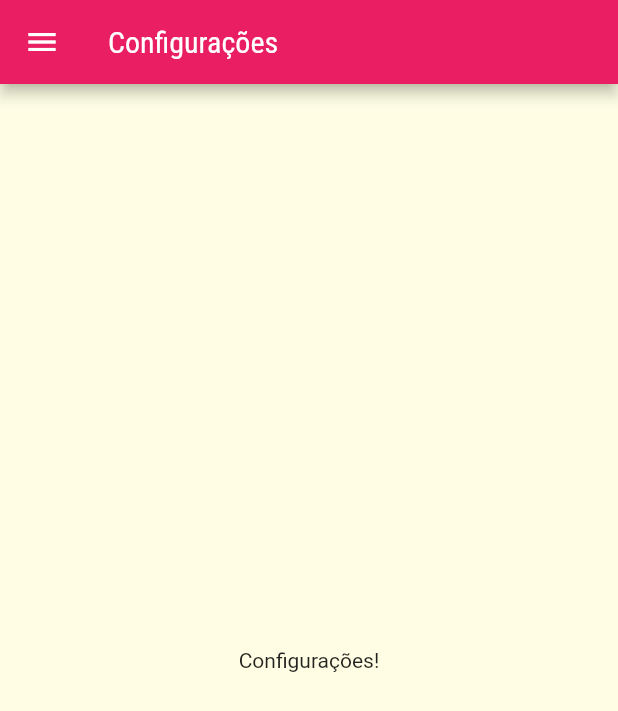
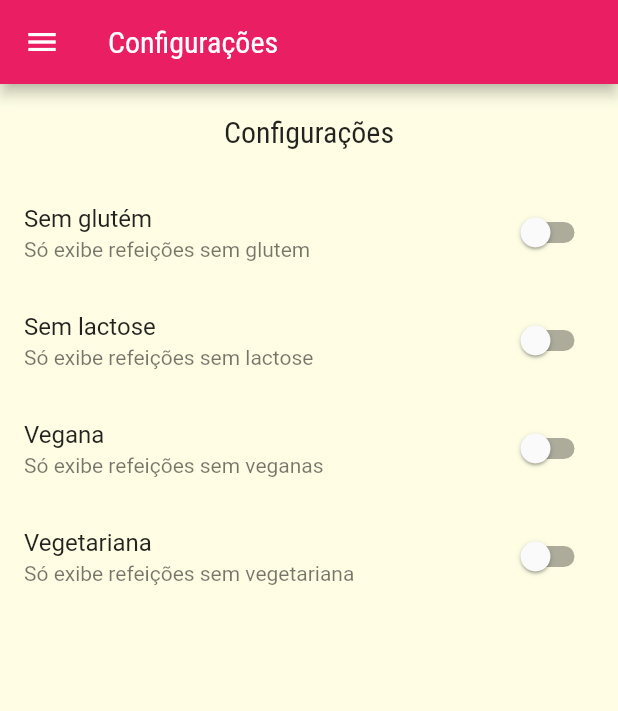
Before and after one commit to PabloVKF/flutter_meals, a Flutter app: the SettingsScreen screen opened by its route, on a phone screen of 412 x 824 dp. Shown: the top 711 px of the screen. Run offline on Flutter 3.47's test engine with Material 2 defaults, Android fonts, the light colour scheme and no system bars; network calls fail.

Commit message:
Concluidí a parte de configurações

```diff
--- a/lib/main.dart
+++ b/lib/main.dart
@@ -1,4 +1,6 @@
 import 'package:flutter/material.dart';
+import 'package:meals/data/dummy_data.dart';
+import 'package:meals/models/settings.dart';
 import 'package:meals/screens/categories_meals_screen.dart';
 import 'package:meals/screens/categories_screen.dart';
 import 'package:meals/screens/meal_detail_screen.dart';
@@ -6,36 +8,56 @@ import 'package:meals/screens/settings_screen.dart';
 import 'package:meals/screens/tabs_screen.dart';
 import 'package:meals/utils/app_routes.dart';
 
+import 'models/meal.dart';
+
 void main() => runApp(MyApp());
 
-class MyApp extends StatelessWidget {
+class MyApp extends StatefulWidget {
+  @override
+  State<MyApp> createState() => _MyAppState();
+}
+
+class _MyAppState extends State<MyApp> {
+  Settings settings = Settings();
+  List<Meal> _availableMeals = DUMMY_MEALS;
+
+  void _filterMeals(Settings settings) {
+    setState(() {
+      this.settings = settings;
+      _availableMeals = DUMMY_MEALS.where((meal) {
+        final filterGluten = settings.isGlutenFree && !meal.isGlutenFree;
+        final filterLactose = settings.isLactoseFree && !meal.isLactoseFree;
+        final filterVegan = settings.isVegan && !meal.isVegan;
+        final filterVegetarian = settings.isVegetarian && !meal.isVegetarian;
+        return !filterGluten && !filterLactose && !filterVegan && !filterVegetarian;
+      }).toList();
+    });
+  }
+
   @override
   Widget build(BuildContext context) {
     return MaterialApp(
       title: 'DeliMeals',
       theme: ThemeData(
-        colorScheme: ColorScheme.fromSwatch(primarySwatch: Colors.pink).copyWith(secondary: Colors.amber),
+          colorScheme: ColorScheme.fromSwatch(primarySwatch: Colors.pink)
+              .copyWith(secondary: Colors.amber),
           fontFamily: 'Raleway',
           canvasColor: const Color.fromRGBO(255, 254, 229, 1),
           textTheme: ThemeData.light().textTheme.copyWith(
                   headline6: const TextStyle(
                 fontSize: 20,
                 fontFamily: 'RobotoCondensed',
-          )
-        )
-      ),
+              ))),
       routes: {
         AppRoutes.HOME: (ctx) => TabsScreen(),
-        AppRoutes.CATEGORIES_MEALS: (ctx) => CategoriesMealsScreen(),
+        AppRoutes.CATEGORIES_MEALS: (ctx) => CategoriesMealsScreen(_availableMeals),
         AppRoutes.MEAL_DETAIL: (ctx) => MealDetailScreen(),
-        AppRoutes.SETTINGS: (ctx) => SettingsScreen(),
+        AppRoutes.SETTINGS: (ctx) => SettingsScreen(settings, _filterMeals),
       },
       onUnknownRoute: (settings) {
-        return MaterialPageRoute(
-            builder: (_) {
+        return MaterialPageRoute(builder: (_) {
           return CategoriesScreens();
-            }
-        );
+        });
       },
     );
   }
--- /dev/null
+++ b/lib/models/settings.dart
@@ -0,0 +1,13 @@
+class Settings {
+  Settings({
+    this.isGlutenFree = false,
+    this.isLactoseFree = false,
+    this.isVegan = false,
+    this.isVegetarian = false,
+  });
+
+  bool isGlutenFree;
+  bool isLactoseFree;
+  bool isVegan;
+  bool isVegetarian;
+}
--- a/lib/screens/categories_meals_screen.dart
+++ b/lib/screens/categories_meals_screen.dart
@@ -3,15 +3,18 @@ import 'package:meals/components/meal_item.dart';
 import 'package:meals/data/dummy_data.dart';
 
 import '../models/category.dart';
+import '../models/meal.dart';
 
 class CategoriesMealsScreen extends StatelessWidget {
-  CategoriesMealsScreen({Key? key}) : super(key: key);
+  const CategoriesMealsScreen(this.meals, {Key? key}) : super(key: key);
+
+  final List<Meal> meals;
 
   @override
   Widget build(BuildContext context) {
     final category = ModalRoute.of(context)?.settings.arguments as Category;
 
-    final categoryMeals = DUMMY_MEALS.where((meal) {
+    final categoryMeals = meals.where((meal) {
       return meal.categories.contains(category.id);
     }).toList();
 
--- a/lib/screens/settings_screen.dart
+++ b/lib/screens/settings_screen.dart
@@ -1,8 +1,43 @@
 import 'package:flutter/material.dart';
 import 'package:meals/components/main_drawer.dart';
 
-class SettingsScreen extends StatelessWidget {
-  const SettingsScreen({Key? key}) : super(key: key);
+import '../models/settings.dart';
+
+class SettingsScreen extends StatefulWidget {
+  const SettingsScreen(this.settings, this.onSettingsChanged, {Key? key}) : super(key: key);
+
+  final Settings settings;
+  final Function(Settings) onSettingsChanged;
+
+  @override
+  State<SettingsScreen> createState() => _SettingsScreenState();
+}
+
+class _SettingsScreenState extends State<SettingsScreen> {
+  late Settings settings;
+
+  @override
+  void initState() {
+    super.initState();
+    settings = widget.settings;
+  }
+
+  Widget _createSwitch(
+    String title,
+    String subtitle,
+    bool value,
+    void Function(bool) onChanged,
+  ) {
+    return SwitchListTile.adaptive(
+      title: Text(title),
+      subtitle: Text(subtitle),
+      value: value,
+      onChanged: (value) {
+        onChanged(value);
+        widget.onSettingsChanged(settings);
+      },
+    );
+  }
 
   @override
   Widget build(BuildContext context) {
@@ -11,8 +46,46 @@ class SettingsScreen extends StatelessWidget {
         title: Text("Configurações"),
       ),
       drawer: MainDrawer(),
-      body: Center(
-        child: Text("Configurações!"),
+      body: Column(
+        children: [
+          Container(
+            padding: const EdgeInsets.all(20),
+            child: Text(
+              "Configurações",
+              style: Theme.of(context).textTheme.headline6,
+            ),
+          ),
+          Expanded(
+            child: ListView(
+              children: [
+                _createSwitch(
+                  "Sem glutém",
+                  "Só exibe refeições sem glutem",
+                  settings.isGlutenFree,
+                  (value) => setState(() => settings.isGlutenFree = value),
+                ),
+                _createSwitch(
+                  "Sem lactose",
+                  "Só exibe refeições sem lactose",
+                  settings.isLactoseFree,
+                  (value) => setState(() => settings.isLactoseFree = value),
+                ),
+                _createSwitch(
+                  "Vegana",
+                  "Só exibe refeições sem veganas",
+                  settings.isVegan,
+                  (value) => setState(() => settings.isVegan = value),
+                ),
+                _createSwitch(
+                  "Vegetariana",
+                  "Só exibe refeições sem vegetariana",
+                  settings.isVegetarian,
+                  (value) => setState(() => settings.isVegetarian = value),
+                ),
+              ],
+            ),
+          ),
+        ],
       ),
     );
   }
```
Lines whose indentation alone changed are shown as unchanged.
